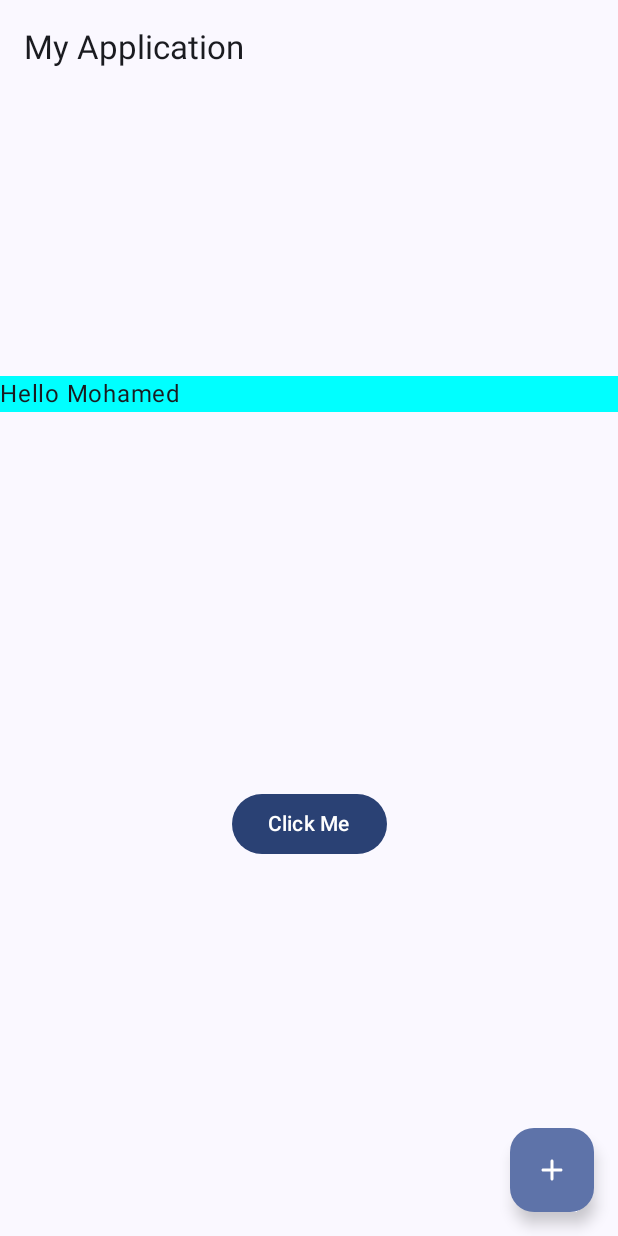
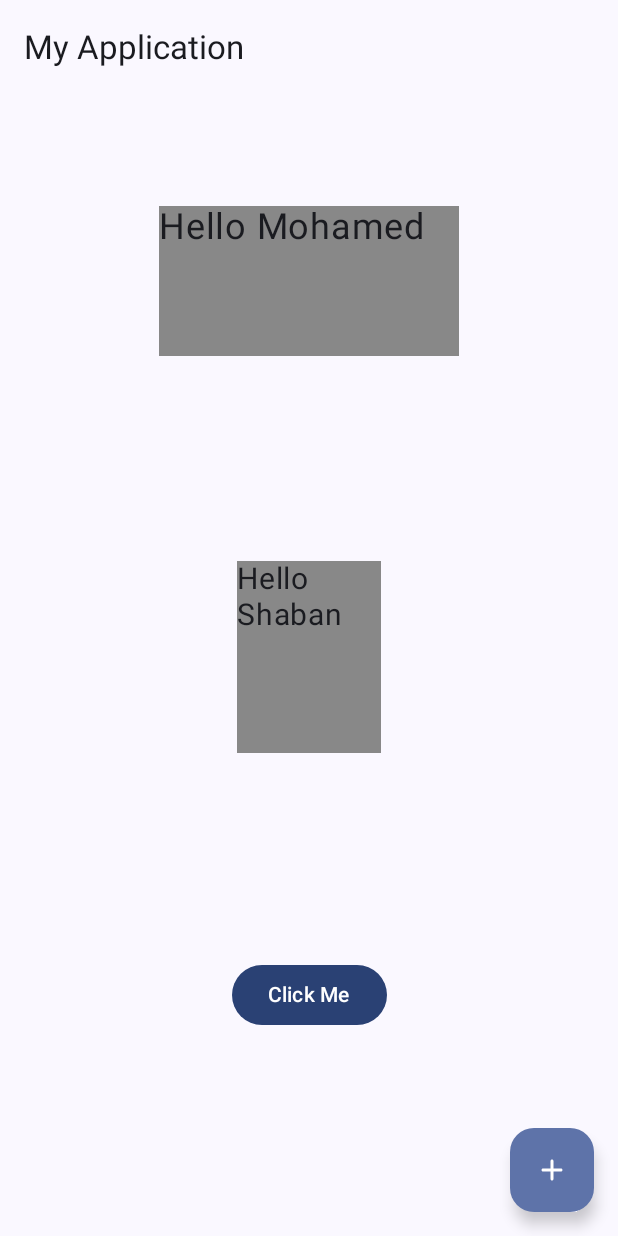
Before and after one commit to M7mdSh3banX/Learning-Jetpack-Compose, an Android app built with Jetpack Compose: the screen it shows after launch (MainActivity), on a phone screen of 412 x 824 dp. Run offline under Robolectric (Android 15) with nearby library versions, the phone set to English and light mode, and no system bars.

Commit message:
implement size with width and height and font size

```diff
--- a/app/src/main/java/com/shaban/jetpackcomposeapp1/screens/HomeScreen.kt
+++ b/app/src/main/java/com/shaban/jetpackcomposeapp1/screens/HomeScreen.kt
@@ -4,8 +4,10 @@ import androidx.compose.foundation.background
 import androidx.compose.foundation.layout.Arrangement
 import androidx.compose.foundation.layout.Column
 import androidx.compose.foundation.layout.fillMaxSize
-import androidx.compose.foundation.layout.fillMaxWidth
+import androidx.compose.foundation.layout.height
 import androidx.compose.foundation.layout.padding
+import androidx.compose.foundation.layout.size
+import androidx.compose.foundation.layout.width
 import androidx.compose.material3.Button
 import androidx.compose.material3.Text
 import androidx.compose.runtime.Composable
@@ -13,6 +15,8 @@ import androidx.compose.ui.Alignment
 import androidx.compose.ui.Modifier
 import androidx.compose.ui.graphics.Color
 import androidx.compose.ui.tooling.preview.Preview
+import androidx.compose.ui.unit.dp
+import androidx.compose.ui.unit.sp
 
 @Composable
 fun HomeScreen(modifier: Modifier) {
@@ -24,9 +28,18 @@ fun HomeScreen(modifier: Modifier) {
     ) {
         Text(
             modifier = Modifier
-                .fillMaxWidth()
-                .background(color = Color.Cyan),
-            text = "Hello Mohamed"
+                .background(color = Color.Gray)
+                .width(200.dp)
+                .height(100.dp),
+            text = "Hello Mohamed",
+            fontSize = 24.sp
+        )
+        Text(
+            modifier = Modifier
+                .background(color = Color.Gray)
+                .size(width = 96.dp, height = 128.dp),
+            text = "Hello Shaban",
+            fontSize = 20.sp
         )
         Button(onClick = { /*TODO*/ }) {
             Text(text = "Click Me")
```
